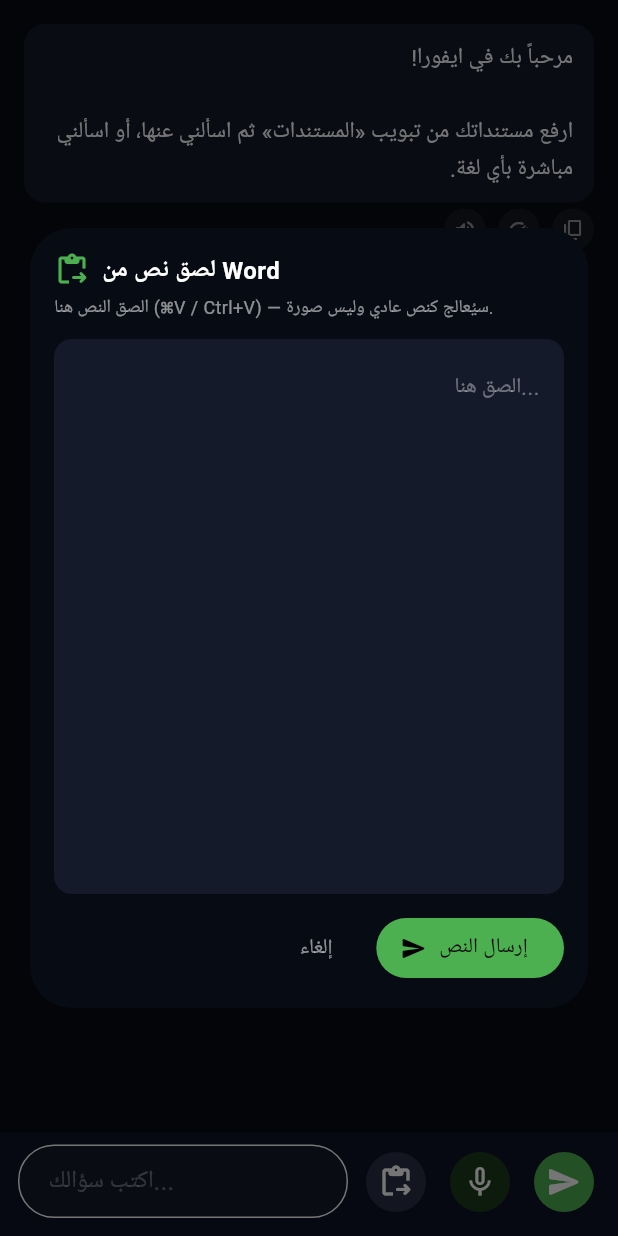
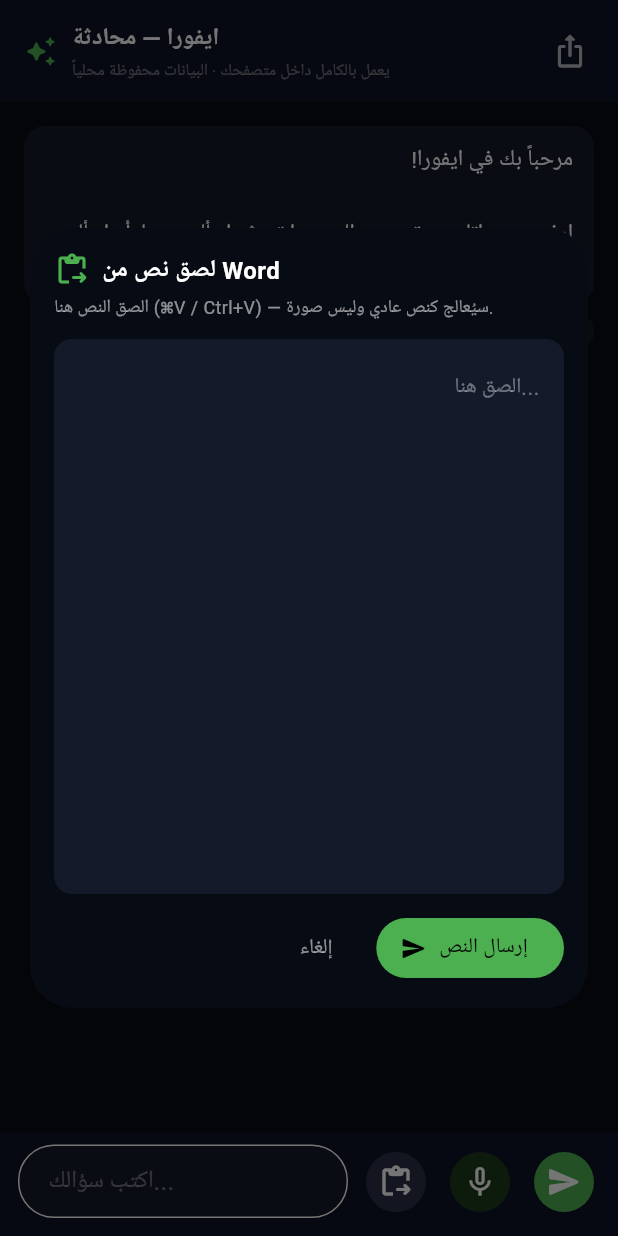
Before and after one commit to abowaaleed/aevora-backend, a Flutter app: the ChatScreen screen opened directly with empty values, after a tap on the "content copy" icon, after a tap on the "volume up" icon, after a tap on the "content paste go" icon, on a phone screen of 412 x 824 dp. Run offline on Flutter 3.47's test engine with Material 3 defaults, Android fonts, the phone set to English and light mode, and no system bars; our stand-ins replace audioplayers, file_picker, shared_preferences, web; missing offline and left inert: dart:js_interop, idb_shim, record, syncfusion_flutter_pdf; accounts and stored records are empty.

Commit message:
feat: export chat with Aevora promo (share/download/copy)
- client_export.dart: buildExportText (conversation + promo), Web Share API via js_interop, .txt download, clipboard
- export_sheet.dart: bottom sheet with share/download/copy actions
- chat_screen: top bar with export button; companion_screen: export button in header

```diff
--- a/aevora_web/lib/screens/chat_screen.dart
+++ b/aevora_web/lib/screens/chat_screen.dart
@@ -3,11 +3,13 @@ import 'package:flutter/services.dart';
 import 'package:http/http.dart' as http;
 import 'package:record/record.dart';
 
+import '../client/client_export.dart';
 import '../client/client_llm.dart';
 import '../client/client_rag.dart';
 import '../client/client_storage.dart';
 import '../client/client_voice.dart';
 import '../config.dart';
+import '../widgets/export_sheet.dart';
 import '../widgets/plain_text_paste_dialog.dart';
 
 const _chatSystemPrompt = '''
@@ -251,12 +253,26 @@ class _ChatScreenState extends State<ChatScreen> {
     setState(() => _messages.add(_ChatMessage(msg, false)));
   }
 
+  Future<void> _exportChat() async {
+    final msgs = _messages
+        .where((m) => m.text.trim().isNotEmpty)
+        .map((m) => {'role': m.isUser ? 'user' : 'model', 'text': m.text})
+        .toList();
+    final text = buildExportText(msgs);
+    final now = DateTime.now();
+    final stamp = '${now.year}${now.month.toString().padLeft(2, '0')}'
+        '${now.day.toString().padLeft(2, '0')}_'
+        '${now.hour.toString().padLeft(2, '0')}${now.minute.toString().padLeft(2, '0')}';
+    await showExportSheet(context, text: text, filename: 'aevora_chat_$stamp.txt');
+  }
+
   @override
   Widget build(BuildContext context) {
     return Scaffold(
       backgroundColor: const Color(0xFF070B14),
       body: Column(
         children: [
+          _topBar(),
           Expanded(
             child: ListView.builder(
               controller: _scroll,
@@ -306,6 +322,39 @@ class _ChatScreenState extends State<ChatScreen> {
               ),
             ),
           _inputBar(),
+        ],
+      ),
+    );
+  }
+
+  Widget _topBar() {
+    return Container(
+      padding: const EdgeInsets.fromLTRB(16, 10, 8, 10),
+      color: const Color(0xFF0D1424),
+      child: Row(
+        children: [
+          const Icon(Icons.auto_awesome_rounded, color: _green, size: 22),
+          const SizedBox(width: 10),
+          Expanded(
+            child: Column(
+              crossAxisAlignment: CrossAxisAlignment.start,
+              children: const [
+                Text('ايفورا — محادثة',
+                    style: TextStyle(
+                        color: Colors.white,
+                        fontSize: 16,
+                        fontWeight: FontWeight.bold)),
+                SizedBox(height: 2),
+                Text('يعمل بالكامل داخل متصفحك · البيانات محفوظة محلياً',
+                    style: TextStyle(color: Colors.white38, fontSize: 11)),
+              ],
+            ),
+          ),
+          IconButton(
+            onPressed: _exportChat,
+            tooltip: 'تصدير المحادثة مع ترويج ايفورا',
+            icon: const Icon(Icons.ios_share_rounded, color: Colors.white70),
+          ),
         ],
       ),
     );
```
Also changed, not shown: aevora_web/lib/client/client_export.dart (added, +99 -0 lines), aevora_web/lib/screens/companion_screen.dart (+21 -0 lines), aevora_web/lib/widgets/export_sheet.dart (added, +90 -0 lines).
